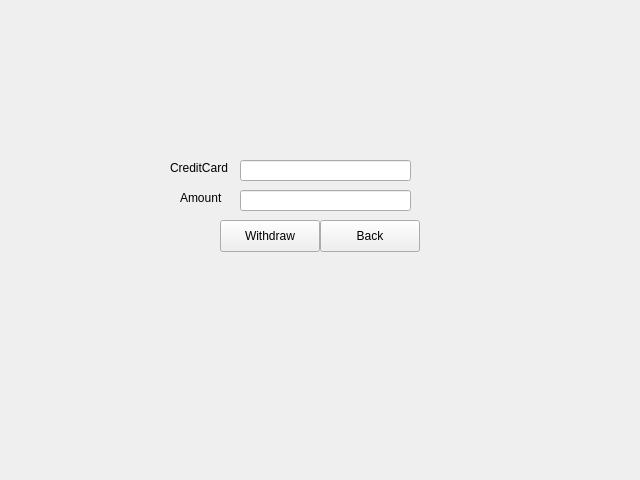
Above: blackjack-client/ui/withdraw.ui from lehoangtran289/Blackjack before the change. Below: the same form after it.
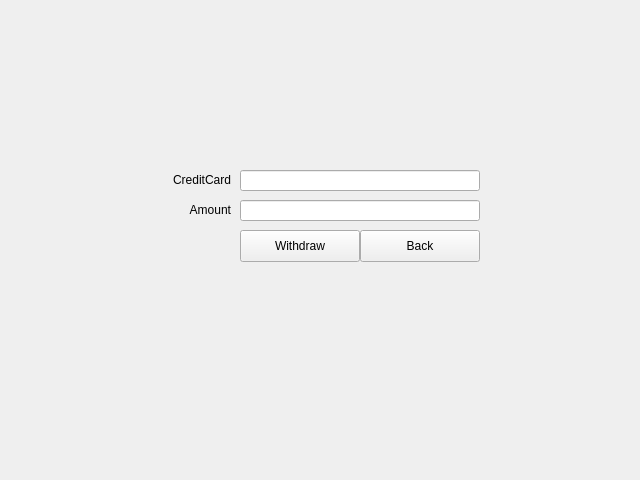
That is the form after the change.

```diff
--- a/blackjack-client/ui/withdraw.ui
+++ b/blackjack-client/ui/withdraw.ui
@@ -16,9 +16,9 @@
   <widget class="QPushButton" name="withdraw_button">
    <property name="geometry">
     <rect>
-     <x>220</x>
-     <y>220</y>
-     <width>100</width>
+     <x>240</x>
+     <y>230</y>
+     <width>120</width>
      <height>32</height>
     </rect>
    </property>
@@ -29,9 +29,9 @@
   <widget class="QPushButton" name="back_button">
    <property name="geometry">
     <rect>
-     <x>320</x>
-     <y>220</y>
-     <width>100</width>
+     <x>360</x>
+     <y>230</y>
+     <width>120</width>
      <height>32</height>
     </rect>
    </property>
@@ -42,35 +42,41 @@
   <widget class="QLabel" name="label">
    <property name="geometry">
     <rect>
-     <x>170</x>
-     <y>160</y>
-     <width>71</width>
-     <height>16</height>
+     <x>120</x>
+     <y>170</y>
+     <width>111</width>
+     <height>20</height>
     </rect>
    </property>
    <property name="text">
     <string>CreditCard</string>
    </property>
+   <property name="alignment">
+    <set>Qt::AlignRight|Qt::AlignTrailing|Qt::AlignVCenter</set>
+   </property>
   </widget>
   <widget class="QLabel" name="label_2">
    <property name="geometry">
     <rect>
-     <x>180</x>
-     <y>190</y>
-     <width>60</width>
-     <height>16</height>
+     <x>120</x>
+     <y>200</y>
+     <width>111</width>
+     <height>20</height>
     </rect>
    </property>
    <property name="text">
     <string>Amount</string>
    </property>
+   <property name="alignment">
+    <set>Qt::AlignRight|Qt::AlignTrailing|Qt::AlignVCenter</set>
+   </property>
   </widget>
   <widget class="QLineEdit" name="credit_card_entry">
    <property name="geometry">
     <rect>
      <x>240</x>
-     <y>160</y>
-     <width>171</width>
+     <y>170</y>
+     <width>240</width>
      <height>21</height>
     </rect>
    </property>
@@ -79,8 +85,8 @@
    <property name="geometry">
     <rect>
      <x>240</x>
-     <y>190</y>
-     <width>171</width>
+     <y>200</y>
+     <width>240</width>
      <height>21</height>
     </rect>
    </property>
```
